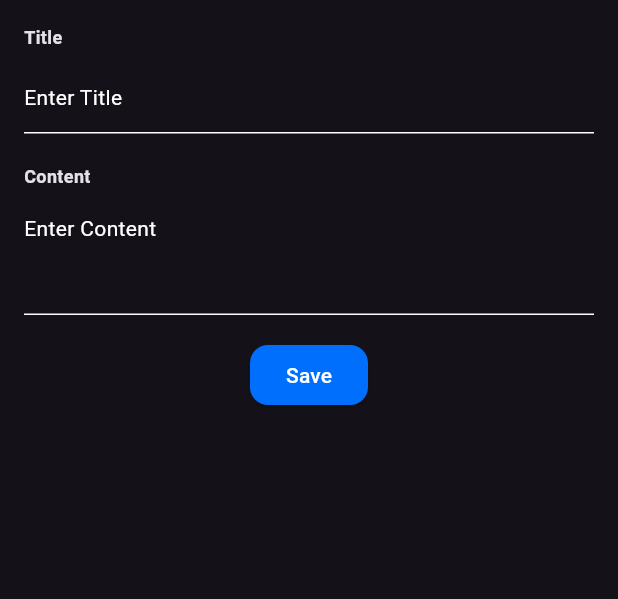
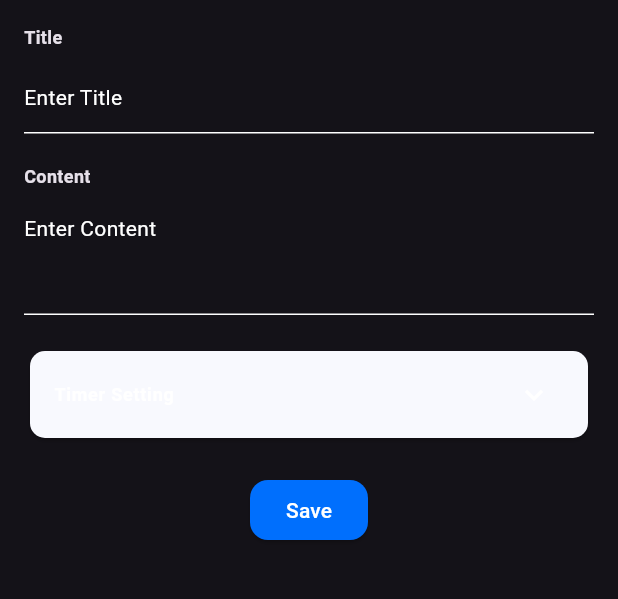
Before and after one commit to bluegmlduf2/noteapp, a Flutter app: the screen it shows after launch, after a tap on the "add" icon, on a phone screen of 412 x 824 dp, the part 84-683 px from its top. Run offline on Flutter 3.47's test engine with Material 3 defaults, Android fonts, the phone set to English and light mode, and no system bars; our stand-ins replace shared_preferences, sqflite; accounts and stored records are empty.

Commit message:
add: 타이머추가

```diff
--- a/lib/component/cards.dart
+++ b/lib/component/cards.dart
@@ -34,10 +34,7 @@ class NoteCardComponent extends StatelessWidget {
               ),
               const SizedBox(height: 4),
               Text(
-                // noteData.content,
-                noteData.content.split('\n').first.length <= 40
-                    ? noteData.content.split('\n').first
-                    : '${noteData.content.split('\n').first.substring(0, 130)}...',
+                noteData.content,
                 style: TextStyle(
                   fontSize: 12,
                   color: textgray1,
--- a/lib/screens/edit.dart
+++ b/lib/screens/edit.dart
@@ -1,6 +1,7 @@
 import 'package:flutter/material.dart';
 import '../data/models.dart';
 import '../data/colors.dart';
+import '../component/timePicker.dart';
 import '../services/database.dart';
 
 class EditNotePage extends StatefulWidget {
@@ -21,6 +22,7 @@ class _EditNotePageState extends State<EditNotePage> {
   late NotesModel currentNote;
   late TextEditingController titleController;
   late TextEditingController contentController;
+  bool isExpanded = false; // 펼쳐짐 여부 상태
 
   @override
   void initState() {
@@ -87,7 +89,8 @@ class _EditNotePageState extends State<EditNotePage> {
           onPressed: () => Navigator.pop(context),
         ),
       ),
-      body: Padding(
+      body: SingleChildScrollView(
+        child: Padding(
           padding: const EdgeInsets.all(16.0),
           child: Column(
             children: [
@@ -126,19 +129,50 @@ class _EditNotePageState extends State<EditNotePage> {
                   ),
                   keyboardType: TextInputType.multiline,
                   minLines: 3,
-                maxLines: 10,
+                  maxLines: null, // 자동 확장
                 ),
               ]),
-            const SizedBox(height: 16),
+              const SizedBox(height: 20),
+              Card(
+                color: gray1,
+                shape: RoundedRectangleBorder(
+                  borderRadius: BorderRadius.circular(10),
+                ),
+                child: ExpansionTile(
+                  title: Text(
+                    "Timer Setting",
+                    style: TextStyle(fontSize: 12, fontWeight: FontWeight.bold),
+                  ),
+                  shape: Border(),
+                  initiallyExpanded: isExpanded,
+                  onExpansionChanged: (expanded) {
+                    setState(() {
+                      isExpanded = expanded;
+                    });
+                  },
+                  children: [
+                    Padding(
+                        padding: const EdgeInsets.all(16.0),
+                        child: Row(
+                          children: [
+                            TimePicker(label: 'Start time'),
+                            const SizedBox(width: 20),
+                            TimePicker(label: 'End time'),
+                          ],
+                        )),
+                  ],
+                ),
+              ),
+              const SizedBox(height: 20),
               Wrap(
                 spacing: 16,
                 alignment: WrapAlignment.center, // 중앙 정렬
                 children: [
                   if (widget.existingNote != null)
-                  ElevatedButton(
+                    OutlinedButton(
                       style: ElevatedButton.styleFrom(
-                      backgroundColor: red1,
-                      foregroundColor: white1,
+                        foregroundColor: red1,
+                        side: BorderSide(color: red1, width: 1), // 보더 색상 및 두께
                         shape: RoundedRectangleBorder(
                           borderRadius: BorderRadius.circular(12),
                         ),
@@ -161,6 +195,7 @@ class _EditNotePageState extends State<EditNotePage> {
             ],
           ),
         ),
+      ),
     );
   }
 }
--- a/lib/screens/home.dart
+++ b/lib/screens/home.dart
@@ -83,7 +83,7 @@ class _MyHomePageState extends State<MyHomePage> {
         child: const Icon(Icons.add),
       ),
       body: ListView(
-        children: notesList
+        children: notesList.reversed
             .map((note) =>
                 NoteCardComponent(noteData: note, onTapAction: _openNote))
             .toList(),
```
Also changed, not shown: lib/component/timePicker.dart (added, +59 -0 lines). Lines whose indentation alone changed are shown as unchanged.
